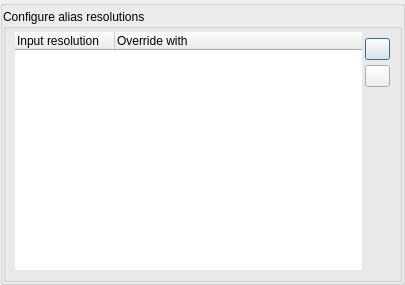
The window that src/display/qt/dialogs/ui/alias_dialog.ui (mrehkopf/vcs) describes before a commit, drawn with Qt 5.
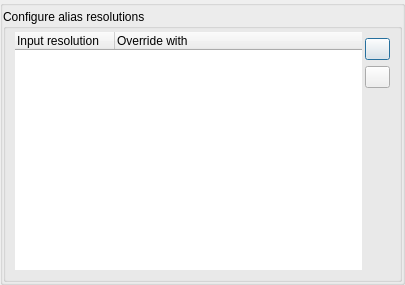
The same window after the commit. Icons and pictures are not drawn.

Commit message: gui: Tweak dialog/component margins

What changed in the file:
```diff
--- a/src/display/qt/dialogs/ui/alias_dialog.ui
+++ b/src/display/qt/dialogs/ui/alias_dialog.ui
@@ -115,7 +115,7 @@
          <item>
           <layout class="QVBoxLayout" name="verticalLayout_2">
            <property name="spacing">
-            <number>5</number>
+            <number>6</number>
            </property>
            <property name="topMargin">
             <number>6</number>
```
The commit also changes 1 other file.
